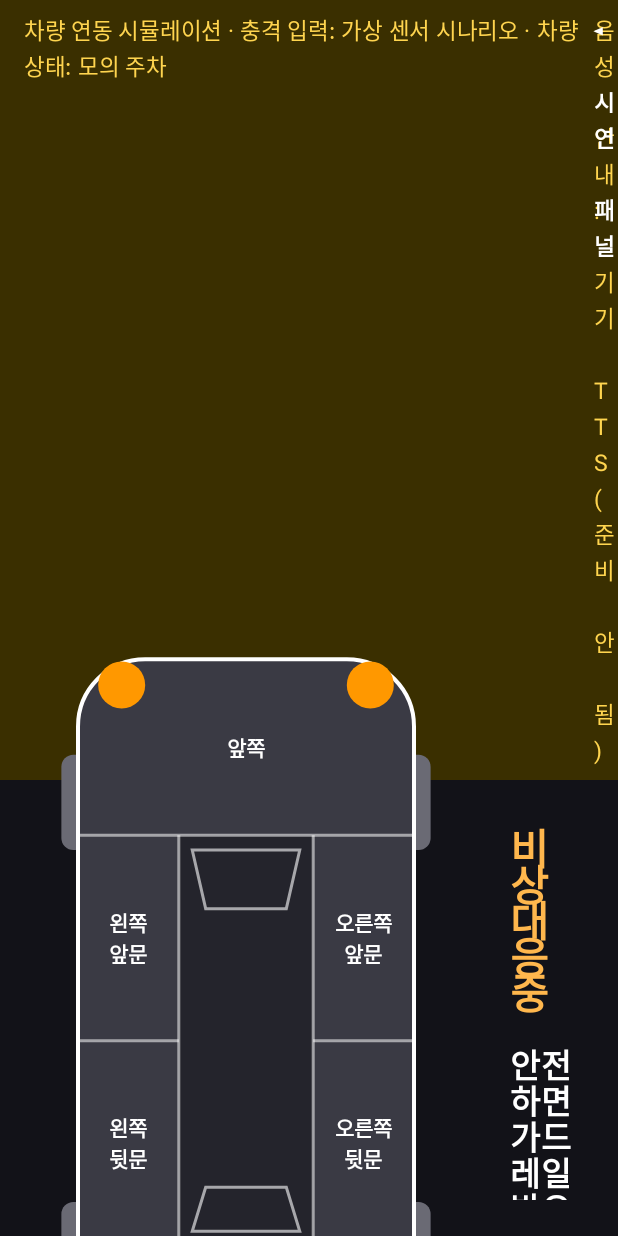
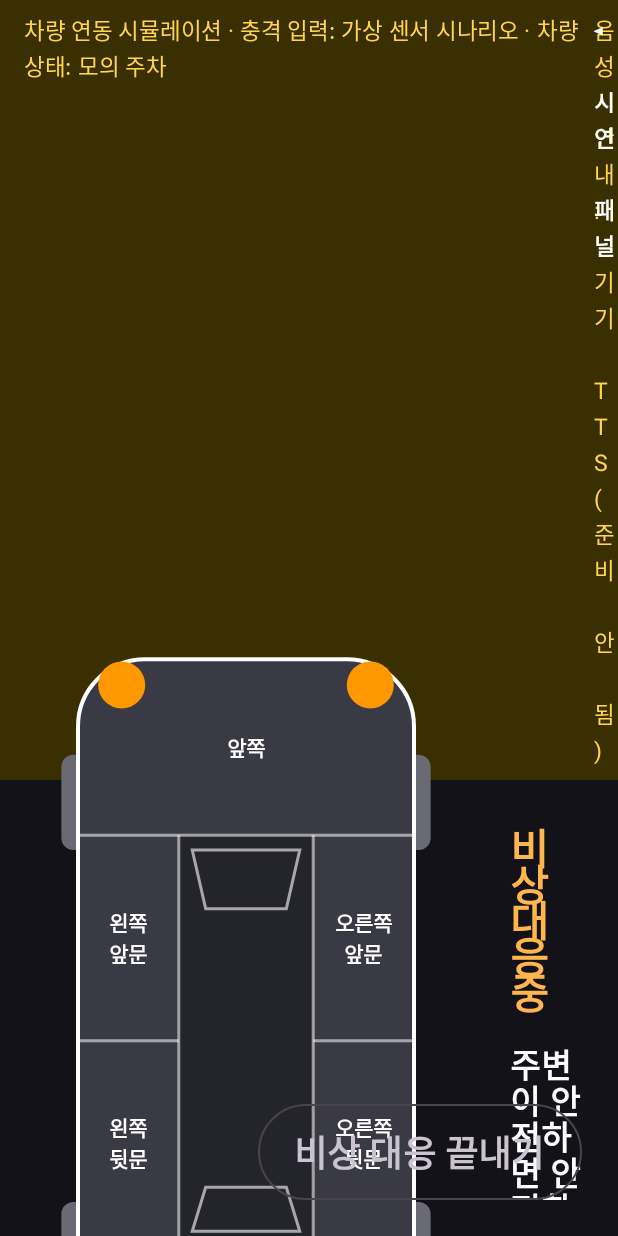
Before and after one commit to cihmine/hyundai-car-parking-impact, an Android app built with Jetpack Compose: the screen it shows after launch (MainActivity), after a tap on "비상 버튼", on a phone screen of 412 x 824 dp. Run offline under Robolectric (Android 15) with nearby library versions, the phone set to English and light mode, and no system bars; libraries missing offline, so code that uses them is left out: ai.pleos.playground; 10 statements that could not run were skipped.

Commit message:
feat: 주행 중 충격 음성 알림, 비상 대응 안내 정리, 첫 화면 체험 버튼
- 주행 중 충격: 화면 없이 음성만 "○○ 쪽 충격이 의심돼요. 주차 후 확인해 주세요."(1분에 한 번), 주행 기록은 주차 화면 건수에서 제외, 목록에 주행 중/주차 중 표시
- 비상 대응: 음성은 '요청했어요'로 요청과 결과 구분, 고속도로면 가드레일 밖 안내, 연락처 맨 위 119·112, 주행 재개가 확실하면 '차를 세웠어요' 번호 숨김
- 비상 화면 위치 글씨 키움, '비상 대응 끝내기'를 비상 버튼과 같은 자리로
- 첫 화면 한 줄 소개 + '▶ 주차 충격 체험', 시연 패널 ①주차 시작 ②충격 ③재탑승 순, '시연 처음부터'가 모의 입력·차량 상태까지 초기화
- 자세한 주소는 내비 연동 후 과제로 메모(CarLocation TODO·PLAN·STATUS)
- 코어 테스트 50개 통과(DrivingImpactTest 추가)

Co-Authored-By: Claude Opus 5.5 <noreply@anthropic.com>

```diff
--- a/app/src/main/kotlin/com/cihmine/parkingimpact/ui/Screens.kt
+++ b/app/src/main/kotlin/com/cihmine/parkingimpact/ui/Screens.kt
@@ -97,6 +97,12 @@ fun ParkingApp(c: ParkingController) {
                         modifier = Modifier.align(Alignment.BottomEnd).height(if (ui.detailAllowed) EmergencyButtonHeight else 130.dp),
                         colors = ButtonDefaults.buttonColors(containerColor = Danger, contentColor = Color.White),
                     ) { Text("비상 버튼", fontSize = if (ui.detailAllowed) 24.sp else 38.sp, fontWeight = FontWeight.Bold) }
+                } else {
+                    // 비상 대응을 끝내는 버튼도 비상 버튼과 같은 자리·크기에(누른 자리에서 바로 끝낼 수 있게)
+                    OutlinedButton(
+                        onClick = c::finishAccident,
+                        modifier = Modifier.align(Alignment.BottomEnd).height(EmergencyButtonHeight),
+                    ) { Text("비상 대응 끝내기", fontSize = 24.sp, fontWeight = FontWeight.Bold) }
                 }
             }
             if (ui.demoPanel) DemoPanel(ui, c)
@@ -123,6 +129,7 @@ private fun Home(ui: ParkingUi, c: ParkingController) {
     )
     Column(Modifier.weight(1f).padding(bottom = EmergencyButtonClearance), verticalArrangement = Arrangement.spacedBy(16.dp)) {
         Text("주차 충격 확인", fontSize = 34.sp, fontWeight = FontWeight.Bold)
+        Text("주차 후, 확인할 충격과 구역을 다음 탑승 때 알려드려요", fontSize = 20.sp, color = Color.LightGray)
         val status = when {
             session == null -> "주차 기록 중 아님"
             ui.input == InputState.DISCONNECTED -> "입력 연결 안 됨 — 지금은 감시하지 않아요"
@@ -135,12 +142,15 @@ private fun Home(ui: ParkingUi, c: ParkingController) {
         }
         Row(horizontalArrangement = Arrangement.spacedBy(12.dp)) {
             if (pending != null) {
-                Button(onClick = { c.acknowledge(pending.latest.id) }, modifier = Modifier.height(56.dp)) { Text("확인 완료", fontSize = 18.sp) }
+                Button(onClick = { c.acknowledge(pending.latest.id) }, modifier = Modifier.height(56.dp)) { Text("기록 확인했어요", fontSize = 18.sp) }
             }
             if (m.records.isNotEmpty()) OutlinedButton(onClick = { c.open(Screen.Records) }, Modifier.height(56.dp)) { Text("기록 보기", fontSize = 18.sp) }
         }
         if (pending != null) Text(Texts.ACK_MEANING, fontSize = 14.sp, color = Color.Gray)
-        Text("시제품이에요. 체험은 오른쪽 위 '시연 패널'에서 시동 끔 → 시나리오 → 시동 켬 순서로 해 보세요.", fontSize = 14.sp, color = Color.Gray)
+        // 심사자가 바로 찾게: 시연 패널(① 주차 → ② 충격 → ③ 재탑승)을 여는 큰 버튼
+        if (!ui.demoPanel) {
+            OutlinedButton(onClick = c::toggleDemoPanel, Modifier.height(64.dp)) { Text("▶ 주차 충격 체험 (시제품 시연)", fontSize = 20.sp) }
+        }
     }
     }
 }
@@ -160,7 +170,8 @@ private fun ImpactNotice(c: ParkingController, latest: ImpactRecord, count: Int,
 private fun Driving(ui: ParkingUi) {
     Column(Modifier.fillMaxSize(), horizontalAlignment = Alignment.CenterHorizontally, verticalArrangement = Arrangement.Center) {
         Text("안전 운전하세요", fontSize = 44.sp, fontWeight = FontWeight.Bold)
-        val count = ui.monitor.unreviewed.size
+        // 주행 중 충격은 음성으로만 알리고 화면은 그대로 둔다 — 그래서 건수에도 넣지 않는다(정차 후 기본 화면에서 보임)
+        val count = ui.monitor.unreviewed.count { !it.whileDriving }
         if (count > 0) {
             Spacer(Modifier.height(16.dp))
             Text("확인할 기록 ${count}건은 주차 후 보여 드려요", fontSize = 22.sp, color = Highlight)
@@ -186,7 +197,7 @@ private fun AccidentScreen(ui: ParkingUi, a: AccidentState, c: ParkingController
         Column(Modifier.weight(1f).verticalScroll(rememberScrollState()), verticalArrangement = Arrangement.spacedBy(12.dp)) {
             Text("비상 대응 중", fontSize = 28.sp, fontWeight = FontWeight.Bold, color = Highlight)
             Text(
-                if (a.stopConfirmed) "안전하면 가드레일 밖으로 대피해 주세요" else "안전한 곳에 차를 세워 주세요",
+                if (a.stopConfirmed) "주변이 안전하면 안전한 곳으로 대피해 주세요 (고속도로라면 가드레일 밖)" else "안전한 곳에 차를 세워 주세요",
                 fontSize = 22.sp,
                 fontWeight = FontWeight.SemiBold,
             )
@@ -207,8 +218,9 @@ private fun AccidentScreen(ui: ParkingUi, a: AccidentState, c: ParkingController
             if (a.showContacts) Contacts(ui) else {
                 Button(onClick = c::requestContacts, Modifier.height(60.dp)) { Text("차를 세웠어요 · 연락처 보기", fontSize = 19.sp) }
             }
-            OutlinedButton(onClick = c::finishAccident, Modifier.height(56.dp)) { Text("비상 대응 끝내기", fontSize = 18.sp) }
             Text(Texts.ACCIDENT_NOT_REAL, fontSize = 14.sp, color = Color.Gray)
+            // 오른쪽 아래 '비상 대응 끝내기' 버튼에 마지막 줄이 가리지 않게
+            Spacer(Modifier.height(EmergencyButtonClearance))
         }
     }
 }
@@ -217,9 +229,13 @@ private fun AccidentScreen(ui: ParkingUi, a: AccidentState, c: ParkingController
 @Composable
 private fun Contacts(ui: ParkingUi) {
     Column(Modifier.fillMaxWidth().background(Panel, RoundedCornerShape(12.dp)).padding(14.dp), verticalArrangement = Arrangement.spacedBy(6.dp)) {
-        Text("현재 위치 · 전화할 때 알려 주세요", fontSize = 16.sp, color = Color.LightGray)
-        Text(Texts.locationHeadline(ui.shownAddress, ui.position, ui.locationFailed), fontSize = 21.sp, fontWeight = FontWeight.SemiBold)
-        if (ui.shownAddress != null) ui.position?.let { Text(Texts.coordinates(it), fontSize = 14.sp, color = Color.Gray) }
+        // 가장 급한 번호를 맨 위에(앱이 대신 걸지 않음)
+        Text("다친 사람·화재 119 · 사고 처리 112", fontSize = 24.sp, fontWeight = FontWeight.Bold, color = Highlight)
+        HorizontalDivider()
+        // 전화로 불러 줘야 하는 값이라 번호만큼 크게
+        Text("현재 위치 · 전화할 때 알려 주세요", fontSize = 19.sp, color = Color.LightGray)
+        Text(Texts.locationHeadline(ui.shownAddress, ui.position, ui.locationFailed), fontSize = 32.sp, fontWeight = FontWeight.Bold)
+        if (ui.shownAddress != null) ui.position?.let { Text(Texts.coordinates(it), fontSize = 19.sp, color = Color.LightGray) }
         HorizontalDivider()
         Text(Hotlines.ROAD.name, fontSize = 16.sp, color = Color.LightGray)
         Text(Hotlines.ROAD.number, fontSize = 34.sp, fontWeight = FontWeight.Bold, color = BannerText)
@@ -285,6 +301,7 @@ private fun RecordRow(r: ImpactRecord, c: ParkingController, enabled: Boolean) {
     Column(Modifier.fillMaxWidth().background(Panel, RoundedCornerShape(10.dp)).padding(16.dp), verticalArrangement = Arrangement.spacedBy(8.dp)) {
         Row(verticalAlignment = Alignment.CenterVertically) {
             Text(if (reviewed) "확인 완료" else "미확인", color = if (reviewed) Color.Gray else Highlight, fontSize = 17.sp, modifier = Modifier.width(96.dp))
+            Text(if (r.whileDriving) "주행 중" else "주차 중", fontSize = 16.sp, color = if (r.whileDriving) BannerText else Color.LightGray, modifier = Modifier.width(80.dp))
             Text(c.time(r.occurredAt), fontSize = 18.sp, modifier = Modifier.width(240.dp))
             Text(Texts.regionPhrase(r.estimate), fontSize = 18.sp, fontWeight = FontWeight.SemiBold)
             Spacer(Modifier.weight(1f))
@@ -310,10 +327,22 @@ private fun DemoPanel(ui: ParkingUi, c: ParkingController) {
         Text("시연 패널", color = BannerText, fontWeight = FontWeight.Bold, fontSize = 18.sp)
         Text("실제 사용자 화면이 아닌 시연·검증용 입력", fontSize = 12.sp, color = Color.Gray)
         HorizontalDivider()
-        Text("시동(모의)", fontSize = 15.sp)
-        FlowRow(horizontalArrangement = Arrangement.spacedBy(8.dp), verticalArrangement = Arrangement.spacedBy(8.dp)) {
-            Button(onClick = c::startParking, enabled = ui.monitor.session == null) { Text("시동 끔(주차)") }
-            Button(onClick = c::returnToCar) { Text("시동 켬(재탑승)") }
+        // 핵심 체험 3단계를 맨 위에, 결과도 바로 아래에 보여 준다
+        Text("핵심 체험 3단계", fontSize = 16.sp, fontWeight = FontWeight.Bold)
+        Button(onClick = c::startParking, enabled = ui.monitor.session == null, modifier = Modifier.fillMaxWidth()) { Text("① 시동 끔 · 주차 시작") }
+        Text("② 충격 넣기(가상 센서)", fontSize = 15.sp)
+        val (main, extra) = ui.scenarios.partition { s -> listOf("weak", "missing", "malformed").none { it in s.file } }
+        main.forEach { s ->
+            OutlinedButton(onClick = { c.inject(s) }, Modifier.fillMaxWidth()) { Text(s.title, fontSize = 13.sp) }
+        }
+        Button(onClick = c::returnToCar, modifier = Modifier.fillMaxWidth()) { Text("③ 시동 켬 · 재탑승") }
+        ui.lastResult?.let { Text("결과: $it", fontSize = 14.sp, color = BannerText) }
+        OutlinedButton(onClick = c::resetDemo, Modifier.fillMaxWidth()) { Text("시연 처음부터(기록·모의 설정 초기화)") }
+        Text("주행 중 충격: 아래 차량 상태를 '주행'으로 바꾼 뒤 ② 충격 넣기 → 음성만 나와요(1분에 한 번)", fontSize = 12.sp, color = Color.Gray)
+        HorizontalDivider()
+        Text("추가 검증", fontSize = 16.sp, fontWeight = FontWeight.Bold)
+        extra.forEach { s ->
+            OutlinedButton(onClick = { c.inject(s) }, Modifier.fillMaxWidth()) { Text(s.title, fontSize = 13.sp) }
         }
         Text("모의 차량 상태", fontSize = 15.sp)
         FlowRow(horizontalArrangement = Arrangement.spacedBy(8.dp)) {
@@ -329,16 +358,6 @@ private fun DemoPanel(ui: ParkingUi, c: ParkingController) {
         FlowRow(horizontalArrangement = Arrangement.spacedBy(8.dp)) {
             InputState.entries.forEach { s -> FilterChip(ui.input == s, { c.setInput(s) }, { Text(s.label) }) }
         }
-        HorizontalDivider()
-        Text("가상 센서 시나리오 주입", fontSize = 15.sp)
-        ui.scenarios.forEach { s ->
-            OutlinedButton(onClick = { c.inject(s) }, Modifier.fillMaxWidth()) { Text(s.title, fontSize = 13.sp) }
-        }
-        OutlinedButton(onClick = c::resetDemo, Modifier.fillMaxWidth()) { Text("시연 처음부터(기록 모두 지움)") }
-        ui.lastResult?.let {
-            HorizontalDivider()
-            Text("결과: $it", fontSize = 14.sp, color = BannerText)
-        }
         Text("앱 재시작 확인: 기록 후 앱을 강제 종료하고 다시 열면 미확인 기록이 남아 있어요.", fontSize = 12.sp, color = Color.Gray)
     }
 }
--- a/app/src/main/kotlin/com/cihmine/parkingimpact/vehicle/CarLocation.kt
+++ b/app/src/main/kotlin/com/cihmine/parkingimpact/vehicle/CarLocation.kt
@@ -17,6 +17,9 @@ import com.cihmine.parkingimpact.core.CarPosition
  * 위치는 비상 대응 중([start]~[stop])에만 읽고 저장하지 않는다. 앱을 켤 때 SDK 연결을 미리 해 두어
  * 버튼을 누른 순간 바로 읽을 수 있게 한다. Pleos 서비스가 없는 기기에서는 값이 오지 않을 뿐 앱은 계속 동작한다.
  * 콜백은 SDK 스레드에서 올 수 있다.
+ *
+ * TODO(실차 내비 연동 후): 자세한 주소. 지금 SDK 의 CurrentLocationInfo 는 좌표·방향·주소 한 줄(에뮬은 구·동 수준)뿐이고
+ * 현재 도로명·고속도로 방향·거리표는 없다. 제조사 내비에서 받으면 비상 화면 주소 아래에 붙인다(docs/PLAN.md 비상 버튼 항목).
  */
 class CarLocationSource(
     context: Context,
--- a/core/src/main/kotlin/com/cihmine/parkingimpact/core/Texts.kt
+++ b/core/src/main/kotlin/com/cihmine/parkingimpact/core/Texts.kt
@@ -32,7 +32,18 @@ object Texts {
         val at = Instant.ofEpochMilli(occurredMs(r)).atZone(zone)
         val today = at.toLocalDate() == Instant.ofEpochMilli(nowMs).atZone(zone).toLocalDate()
         val clock = (if (today) "" else at.format(dayFormat) + " ") + at.format(clockFormat)
-        return "${impactPlace(r.estimate)}에 ${clock}분 쯤 충격 의심이 감지되었습니다"
+        val driving = if (r.whileDriving) "주행 중 " else ""
+        return "${impactPlace(r.estimate)}에 $driving${clock}분 쯤 충격 의심이 감지되었습니다"
+    }
+
+    /**
+     * 주행 중 작은 충격 음성. 화면을 보지 않아도 되게 짧게, 지금 세우라고 재촉하지 않는다.
+     * 추정이므로 "의심"으로 말하고, 후보가 여러 곳이면 다 읽지 않고 "차량"으로 줄인다.
+     */
+    fun drivingSpeech(r: ImpactRecord): String {
+        val e = r.estimate
+        val place = if (e.region != Region.UNKNOWN) "${e.region.label} 쪽" else "차량에"
+        return "$place 충격이 의심돼요. 주차 후 확인해 주세요."
     }
 
     /** 재탑승 음성 요약. 화면 문구와 같은 내용을 말로 읽기 좋게 말한다. */
@@ -57,10 +68,13 @@ object Texts {
         else -> "위치를 찾는 중…"
     }
 
-    /** 차가 멈춘 상태의 안내. 대피를 가장 앞세운다. */
+    /**
+     * 차가 멈춘 상태의 안내. 대피를 가장 앞세운다. 차량 응답 전이므로 "요청했어요"로 말하고(성공처럼 말하지 않음),
+     * 결과는 화면의 작동 상태와 실패 음성으로 따로 알린다. 가드레일은 고속도로 상황이라고 밝힌다.
+     */
     const val ACCIDENT_EVACUATE =
-        "비상등과 트렁크를 작동합니다. 주변이 안전하면 차에서 내려 가드레일 밖으로 대피해 주세요. 도움이 필요하면 화면의 번호로 연락해 주세요."
-    const val ACCIDENT_STOP_FIRST = "비상등을 켭니다. 안전한 곳에 차를 세워 주세요. 차가 멈추면 트렁크를 열고 연락처를 보여 드릴게요."
+        "비상등과 트렁크 작동을 요청했어요. 주변이 안전하면 차에서 내려 안전한 곳으로 대피해 주세요. 고속도로라면 가드레일 밖으로 가 주세요. 도움이 필요하면 화면의 번호로 연락해 주세요."
+    const val ACCIDENT_STOP_FIRST = "비상등 작동을 요청했어요. 안전한 곳에 차를 세워 주세요. 차가 멈추면 트렁크를 열고 연락처를 보여 드릴게요."
     const val ACCIDENT_HAZARD_FAILED = "비상등이 켜지지 않았어요. 비상등 스위치를 직접 눌러 주세요."
     const val ACCIDENT_TRUNK_FAILED = "트렁크가 열리지 않았어요. 열지 못해도 대피를 먼저 해 주세요."
     const val ACCIDENT_NOT_REAL = "이 시제품의 비상등은 모의 동작이고, 앱이 대신 전화하지 않아요. 다친 사람이 있거나 불이 나면 119, 사고 처리는 112에 직접 전화해 주세요."
```
Also changed, not shown: app/src/main/kotlin/com/cihmine/parkingimpact/ParkingController.kt (+24 -3 lines), core/src/main/kotlin/com/cihmine/parkingimpact/core/AccidentResponse.kt (+8 -3 lines), core/src/main/kotlin/com/cihmine/parkingimpact/core/ParkingMonitor.kt (+35 -4 lines), 6 other files.
